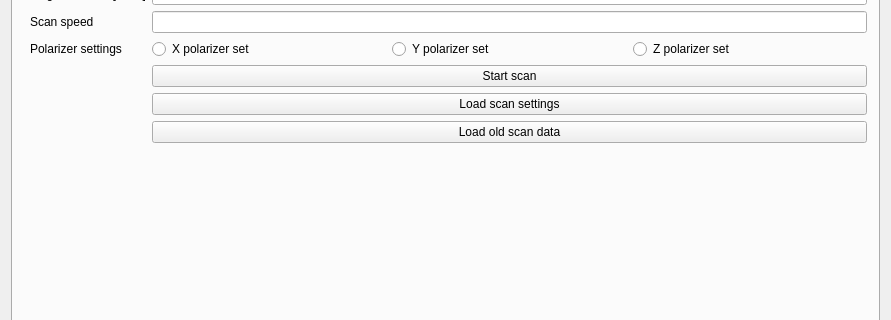
The window that mainwindow.ui (anates/Spectro) describes before a commit, drawn with Qt 5; both pictures show x 0 to 891 and y 110 to 430 of the 891 by 573 pixel window.
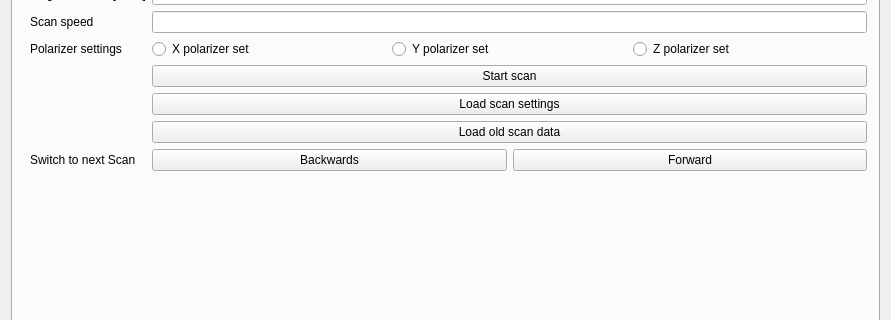
The same window after the commit. Custom widgets are drawn as their Qt base class.

Patch:
```diff
--- a/mainwindow.ui
+++ b/mainwindow.ui
@@ -118,6 +118,31 @@
               </property>
              </widget>
             </item>
+            <item row="7" column="1">
+             <layout class="QHBoxLayout" name="horizontalLayout">
+              <item>
+               <widget class="QPushButton" name="LastScan">
+                <property name="text">
+                 <string>Backwards</string>
+                </property>
+               </widget>
+              </item>
+              <item>
+               <widget class="QPushButton" name="NextScan">
+                <property name="text">
+                 <string>Forward</string>
+                </property>
+               </widget>
+              </item>
+             </layout>
+            </item>
+            <item row="7" column="0">
+             <widget class="QLabel" name="ChooseScanLabel">
+              <property name="text">
+               <string>Switch to next Scan</string>
+              </property>
+             </widget>
+            </item>
            </layout>
           </item>
          </layout>
```
